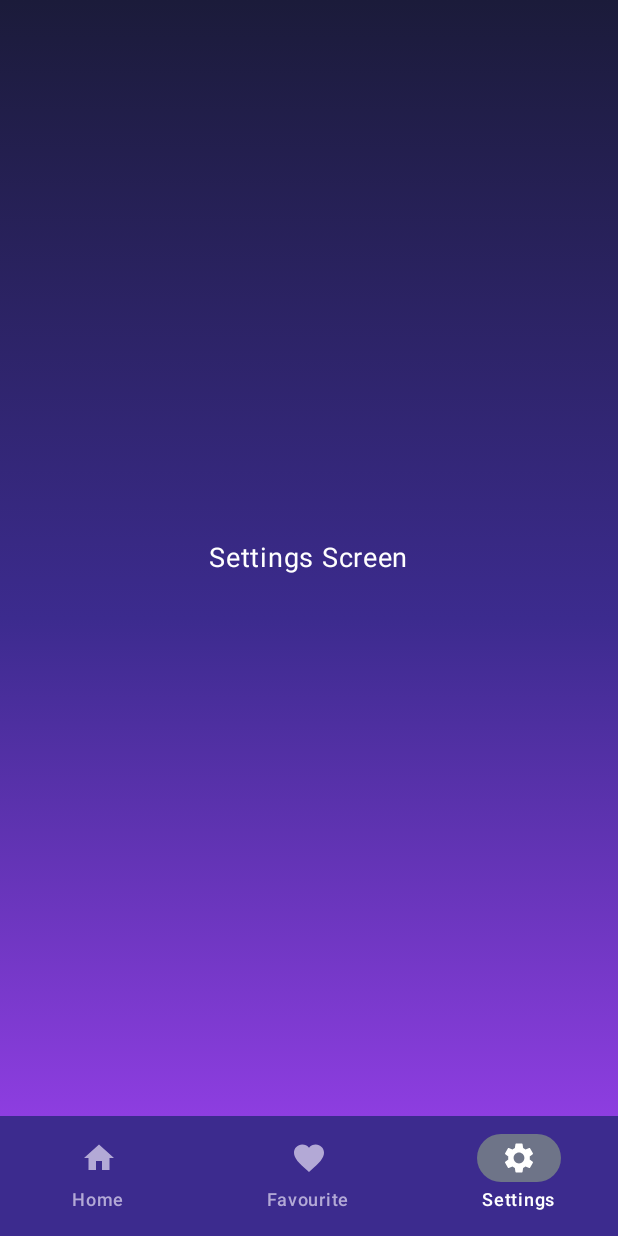
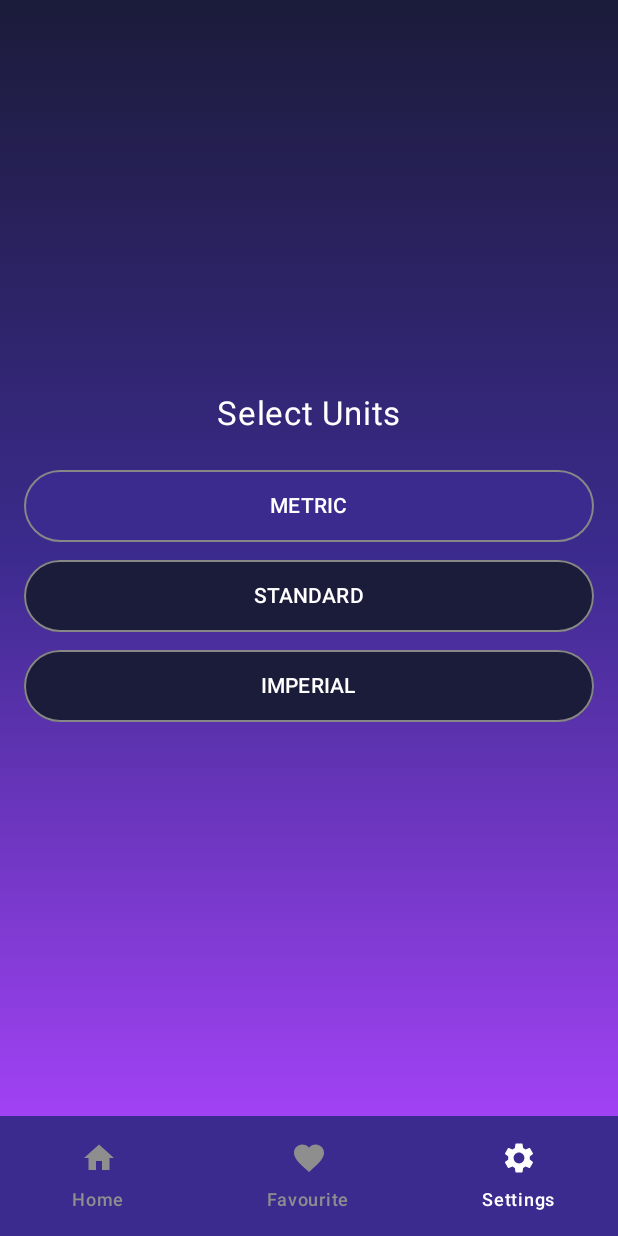
Before and after one commit to Juhasen/WeatherApp, an Android app built with Jetpack Compose: the screen it shows after launch (MainActivity), item 3 of the bottom bar chosen, on a phone screen of 412 x 824 dp. Run offline under Robolectric (Android 15) with nearby library versions, the phone set to English and light mode, and no system bars; our stand-ins replace livedata-compose.

Commit message:
Refactor: Use custom colors and implement settings screen

```diff
--- a/app/src/main/java/pl/juhas/weatherapp/WeatherPage.kt
+++ b/app/src/main/java/pl/juhas/weatherapp/WeatherPage.kt
@@ -26,6 +26,7 @@ import androidx.navigation.compose.rememberNavController
 import pl.juhas.weatherapp.composables.FavouriteScreen
 import pl.juhas.weatherapp.composables.HomeScreen
 import pl.juhas.weatherapp.composables.SettingsScreen
+import pl.juhas.weatherapp.ui.theme.unselectedColor
 
 @Composable
 fun WeatherPage(viewModel: WeatherViewModel) {
@@ -61,7 +62,7 @@ fun WeatherPage(viewModel: WeatherViewModel) {
                         FavouriteScreen()
                     }
                     composable("settings") {
-                        SettingsScreen()
+                        SettingsScreen(viewModel)
                     }
                 }
             }
@@ -81,9 +82,10 @@ fun WeatherPage(viewModel: WeatherViewModel) {
                     label = { Text("Home") },
                     colors = NavigationBarItemDefaults.colors(
                         selectedIconColor = Color.White,
-                        unselectedIconColor = Color(0xFFB3A9D6),
+                        unselectedIconColor = unselectedColor,
                         selectedTextColor = Color.White,
-                        unselectedTextColor = Color(0xFFB3A9D6)
+                        unselectedTextColor = unselectedColor,
+                        indicatorColor = Color.Transparent
                     )
                 )
                 NavigationBarItem(
@@ -93,9 +95,10 @@ fun WeatherPage(viewModel: WeatherViewModel) {
                     label = { Text("Favourite") },
                     colors = NavigationBarItemDefaults.colors(
                         selectedIconColor = Color.White,
-                        unselectedIconColor = Color(0xFFB3A9D6),
+                        unselectedIconColor = unselectedColor,
                         selectedTextColor = Color.White,
-                        unselectedTextColor = Color(0xFFB3A9D6)
+                        unselectedTextColor = unselectedColor,
+                        indicatorColor = Color.Transparent
                     )
                 )
                 NavigationBarItem(
@@ -105,9 +108,10 @@ fun WeatherPage(viewModel: WeatherViewModel) {
                     label = { Text("Settings") },
                     colors = NavigationBarItemDefaults.colors(
                         selectedIconColor = Color.White,
-                        unselectedIconColor = Color(0xFFB3A9D6),
+                        unselectedIconColor = unselectedColor,
                         selectedTextColor = Color.White,
-                        unselectedTextColor = Color(0xFFB3A9D6)
+                        unselectedTextColor = unselectedColor,
+                        indicatorColor = Color.Transparent
                     )
                 )
             }
--- a/app/src/main/java/pl/juhas/weatherapp/WeatherViewModel.kt
+++ b/app/src/main/java/pl/juhas/weatherapp/WeatherViewModel.kt
@@ -1,5 +1,9 @@
 package pl.juhas.weatherapp
 
+import androidx.compose.runtime.getValue
+import androidx.compose.runtime.mutableStateOf
+import androidx.compose.runtime.setValue
+import androidx.compose.runtime.structuralEqualityPolicy
 import androidx.lifecycle.LiveData
 import androidx.lifecycle.MutableLiveData
 import androidx.lifecycle.ViewModel
@@ -11,20 +15,46 @@ import pl.juhas.weatherapp.api.model.ForecastModel
 import pl.juhas.weatherapp.api.NetworkResponse
 import pl.juhas.weatherapp.api.model.WeatherModel
 
-class WeatherViewModel :ViewModel() {
+class WeatherViewModel : ViewModel() {
 
     private val weatherApi = RetrofitInstance.weatherAPI
 
+    var unit by mutableStateOf(
+        value = "Metric",
+        policy = structuralEqualityPolicy()
+    )
+
+    private var lastCity: String = ""
+
     private val _currentWeatherResult = MutableLiveData<NetworkResponse<WeatherModel>>()
-    val currentWeatherResult : LiveData<NetworkResponse<WeatherModel>> = _currentWeatherResult
+    val currentWeatherResult: LiveData<NetworkResponse<WeatherModel>> = _currentWeatherResult
+
+    private val _forecastResult = MutableLiveData<NetworkResponse<ForecastModel>>()
+    val forecastResult: LiveData<NetworkResponse<ForecastModel>> = _forecastResult
+
+    fun updateUnit(newUnit: String) { // Zmieniono nazwę metody
+        unit = newUnit
+        refreshWeatherData() // Odśwież dane pogodowe po zmianie jednostki
+    }
+
+    private fun refreshWeatherData() {
+        viewModelScope.launch {
+            // Ponownie załaduj dane pogodowe z nową jednostką
+            _currentWeatherResult.value = NetworkResponse.Loading
+            _forecastResult.value = NetworkResponse.Loading
+            getCurrentWeather(lastCity)
+            getForecast(lastCity)
+        }
+    }
 
     fun getCurrentWeather(city: String) {
+        lastCity = city
         viewModelScope.launch {
             _currentWeatherResult.value = NetworkResponse.Loading
             try {
-                val response = weatherApi.getCurrentWeather(city, Constant.apiKey)
+                val response = weatherApi.getCurrentWeather(city, Constant.apiKey, unit)
                 if (response.isSuccessful) {
-                    response.body()?.let{
+                    response.body()?.let {
                         _currentWeatherResult.value = NetworkResponse.Success(it)
                     } ?: run {
                         _currentWeatherResult.value = NetworkResponse.Error("No data found")
@@ -35,21 +65,17 @@ class WeatherViewModel :ViewModel() {
             } catch (e: Exception) {
                 _currentWeatherResult.value = NetworkResponse.Error("Error: Failed to fetch data.")
             }
-
         }
     }
 
-
-    private val _forecastResult = MutableLiveData<NetworkResponse<ForecastModel>>()
-    val forecastResult : LiveData<NetworkResponse<ForecastModel>> = _forecastResult
-
     fun getForecast(city: String) {
+        lastCity = city
         viewModelScope.launch {
             _forecastResult.value = NetworkResponse.Loading
             try {
-                val response = weatherApi.getForecast(city, Constant.apiKey)
+                val response = weatherApi.getForecast(city, Constant.apiKey, unit)
                 if (response.isSuccessful) {
-                    response.body()?.let{
+                    response.body()?.let {
                         _forecastResult.value = NetworkResponse.Success(it)
                     } ?: run {
                         _forecastResult.value = NetworkResponse.Error("No data found")
@@ -60,7 +86,6 @@ class WeatherViewModel :ViewModel() {
             } catch (e: Exception) {
                 _forecastResult.value = NetworkResponse.Error("Error: Failed to fetch data.")
             }
-
         }
     }
 }
--- a/app/src/main/java/pl/juhas/weatherapp/composables/DetailedWeatherInfo.kt
+++ b/app/src/main/java/pl/juhas/weatherapp/composables/DetailedWeatherInfo.kt
@@ -19,6 +19,9 @@ import androidx.compose.ui.graphics.Color
 import androidx.compose.ui.unit.dp
 import androidx.compose.ui.unit.sp
 import pl.juhas.weatherapp.api.model.WeatherModel
+import pl.juhas.weatherapp.ui.theme.DarkPurple
+import pl.juhas.weatherapp.ui.theme.LightPurple
+import pl.juhas.weatherapp.ui.theme.Purple
 
 @Composable
 fun DetailedWeatherInfo(current: WeatherModel) {
@@ -39,9 +42,9 @@ fun DetailedWeatherInfo(current: WeatherModel) {
                 .background(
                     brush = Brush.linearGradient(
                         colors = listOf(
-                            Color(0xFFAF65FD),
-                            Color(0xFF3C2B8E),
-                            Color(0xFF1B1B3A)
+                            LightPurple,
+                            Purple,
+                            DarkPurple
                         ),
                         start = Offset(1000f, 0f),
                         end = Offset(0f, 1000f)
--- a/app/src/main/java/pl/juhas/weatherapp/composables/ForecastCard.kt
+++ b/app/src/main/java/pl/juhas/weatherapp/composables/ForecastCard.kt
@@ -21,6 +21,8 @@ import androidx.compose.ui.unit.min
 import androidx.compose.ui.unit.sp
 import coil.compose.AsyncImage
 import pl.juhas.weatherapp.api.model.ForecastDay
+import pl.juhas.weatherapp.ui.theme.LightPurple
+import pl.juhas.weatherapp.ui.theme.Purple
 import java.time.LocalDate
 import java.time.format.DateTimeFormatter
 
@@ -36,7 +38,7 @@ fun ForecastCard(item: ForecastDay) {
             modifier = Modifier
                 .background(
                     brush = Brush.linearGradient(
-                        colors = listOf(Color(0xFF3B2892), Color(0xFFA057A8)),
+                        colors = listOf(LightPurple, Purple),
                     )
                 )
                 .padding(8.dp)
--- a/app/src/main/java/pl/juhas/weatherapp/composables/GeneralCurrentWeatherInfo.kt
+++ b/app/src/main/java/pl/juhas/weatherapp/composables/GeneralCurrentWeatherInfo.kt
@@ -30,6 +30,9 @@ import androidx.compose.ui.unit.sp
 import coil.compose.AsyncImage
 import pl.juhas.weatherapp.R
 import pl.juhas.weatherapp.api.model.WeatherModel
+import pl.juhas.weatherapp.ui.theme.DarkPurple
+import pl.juhas.weatherapp.ui.theme.LightPurple
+import pl.juhas.weatherapp.ui.theme.Purple
 import kotlin.math.roundToInt
 
 @Composable
@@ -54,9 +57,9 @@ fun GeneralCurrentWeatherInfo(current: WeatherModel) {
                 .background(
                     brush = Brush.linearGradient(
                         colors = listOf(
-                            Color(0xFFAF65FD),
-                            Color(0xFF3C2B8E),
-                            Color(0xFF1B1B3A)
+                            LightPurple,
+                            Purple,
+                            DarkPurple
                         ),
                         start = Offset(1000f, 0f),
                         end = Offset(0f, 1000f)
--- a/app/src/main/java/pl/juhas/weatherapp/composables/HomeScreen.kt
+++ b/app/src/main/java/pl/juhas/weatherapp/composables/HomeScreen.kt
@@ -34,6 +34,9 @@ import pl.juhas.weatherapp.WeatherViewModel
 import pl.juhas.weatherapp.api.NetworkResponse
 import pl.juhas.weatherapp.api.model.ForecastModel
 import pl.juhas.weatherapp.api.model.WeatherModel
+import pl.juhas.weatherapp.ui.theme.DarkPurple
+import pl.juhas.weatherapp.ui.theme.LightPurple
+import pl.juhas.weatherapp.ui.theme.Purple
 
 @Composable
 fun HomeScreen(viewModel: WeatherViewModel) {
@@ -52,9 +55,9 @@ fun HomeScreen(viewModel: WeatherViewModel) {
             .background(
                 brush = Brush.verticalGradient(
                     listOf(
-                        Color(0xFF1B1B3A),
-                        Color(0xFF3C2B8E),
-                        Color(0xFFA142F4)
+                        DarkPurple,
+                        Purple,
+                        LightPurple
                     )
                 )
             ).padding(top = 20.dp)
@@ -98,7 +101,11 @@ fun HomeScreen(viewModel: WeatherViewModel) {
         }
 
         if (current is NetworkResponse.Loading || forecast is NetworkResponse.Loading) {
-            CircularProgressIndicator(color = Color.White)
+            CircularProgressIndicator(color = Color.White,
+                modifier = Modifier
+                    .padding(16.dp)
+                    .align(Alignment.CenterHorizontally)
+            )
             return
         }
 
--- a/app/src/main/java/pl/juhas/weatherapp/composables/SettingsScreen.kt
+++ b/app/src/main/java/pl/juhas/weatherapp/composables/SettingsScreen.kt
@@ -1,20 +1,96 @@
 package pl.juhas.weatherapp.composables
 
-import androidx.compose.foundation.layout.Box
-import androidx.compose.foundation.layout.fillMaxSize
-import androidx.compose.material3.Text
-import androidx.compose.runtime.Composable
+import androidx.compose.foundation.BorderStroke
+import androidx.compose.foundation.background
+import androidx.compose.foundation.layout.*
+import androidx.compose.foundation.shape.RoundedCornerShape
+import androidx.compose.material3.*
+import androidx.compose.runtime.*
 import androidx.compose.ui.Alignment
 import androidx.compose.ui.Modifier
+import androidx.compose.ui.graphics.Brush
 import androidx.compose.ui.graphics.Color
+import androidx.compose.ui.unit.dp
 import androidx.compose.ui.unit.sp
+import pl.juhas.weatherapp.WeatherViewModel
+import pl.juhas.weatherapp.ui.theme.DarkPurple
+import pl.juhas.weatherapp.ui.theme.LightPurple
+import pl.juhas.weatherapp.ui.theme.Purple
 
 @Composable
-fun SettingsScreen() {
-    Box(
-        modifier = Modifier.fillMaxSize(),
-        contentAlignment = Alignment.Center
+fun SettingsScreen(viewModel: WeatherViewModel) {
+    var selectedUnit by remember { mutableStateOf(viewModel.unit) }
+
+    Column(
+        modifier = Modifier
+            .fillMaxSize()
+            .background(
+                brush = Brush.verticalGradient(
+                    listOf(
+                        DarkPurple,
+                        Purple,
+                        LightPurple
+                    )
+                )
+            )
+            .padding(16.dp),
+        verticalArrangement = Arrangement.Center,
+        horizontalAlignment = Alignment.CenterHorizontally
     ) {
-        Text("Settings Screen", color = Color.White, fontSize = 18.sp)
+        Text(
+            text = "Select Units",
+            color = Color.White,
+            fontSize = 22.sp
+        )
+
+        Spacer(modifier = Modifier.height(24.dp))
+
+        ToggleButtonGroup(
+            options = listOf("Metric", "Standard", "Imperial"),
+            selectedOption = selectedUnit,
+            onOptionSelected = {
+                selectedUnit = it
+                viewModel.updateUnit(it)
+            }
+        )
     }
 }
+
+@Composable
+fun ToggleButtonGroup(
+    options: List<String>,
+    selectedOption: String,
+    onOptionSelected: (String) -> Unit
+) {
+    Column(
+        verticalArrangement = Arrangement.spacedBy(12.dp),
+        modifier = Modifier
+            .fillMaxWidth()
+    ) {
+        options.forEach { option ->
+            val isSelected = option == selectedOption
+
+            Button(
+                onClick = { onOptionSelected(option) },
+                shape = RoundedCornerShape(50),
+                colors = ButtonDefaults.buttonColors(
+                    containerColor = if (isSelected) Purple else DarkPurple,
+                    contentColor = Color.White
+                ),
+                border = BorderStroke(
+                    width = 1.dp,
+                    color = Color(0xFF878787)
+                ),
+                modifier = Modifier
+                    .fillMaxWidth()
+                    .defaultMinSize(minHeight = 48.dp)
+            ) {
+                Text(
+                    text = option.uppercase(),
+                    maxLines = 1,
+                    softWrap = false
+                )
+            }
+        }
+    }
+}
--- a/app/src/main/java/pl/juhas/weatherapp/ui/theme/Color.kt
+++ b/app/src/main/java/pl/juhas/weatherapp/ui/theme/Color.kt
@@ -2,10 +2,9 @@ package pl.juhas.weatherapp.ui.theme
 
 import androidx.compose.ui.graphics.Color
 
-val Purple80 = Color(0xFFD0BCFF)
-val PurpleGrey80 = Color(0xFFCCC2DC)
-val Pink80 = Color(0xFFEFB8C8)
 
-val Purple40 = Color(0xFF6650a4)
-val PurpleGrey40 = Color(0xFF625b71)
-val Pink40 = Color(0xFF7D5260)
+val DarkPurple = Color(0xFF1B1B3A)
+val Purple = Color(0xFF3C2B8E)
+val LightPurple = Color(0xFFA142F4)
+
+val unselectedColor = Color(0xFF8E8E8E)
--- a/app/src/main/java/pl/juhas/weatherapp/ui/theme/Theme.kt
+++ b/app/src/main/java/pl/juhas/weatherapp/ui/theme/Theme.kt
@@ -11,27 +11,7 @@ import androidx.compose.material3.lightColorScheme
 import androidx.compose.runtime.Composable
 import androidx.compose.ui.platform.LocalContext
 
-private val DarkColorScheme = darkColorScheme(
-    primary = Purple80,
-    secondary = PurpleGrey80,
-    tertiary = Pink80
-)
 
-private val LightColorScheme = lightColorScheme(
-    primary = Purple40,
-    secondary = PurpleGrey40,
-    tertiary = Pink40
-
-    /* Other default colors to override
-    background = Color(0xFFFFFBFE),
-    surface = Color(0xFFFFFBFE),
-    onPrimary = Color.White,
-    onSecondary = Color.White,
-    onTertiary = Color.White,
-    onBackground = Color(0xFF1C1B1F),
-    onSurface = Color(0xFF1C1B1F),
-    */
-)
 
 @Composable
 fun WeatherAppTheme(
@@ -40,18 +20,9 @@ fun WeatherAppTheme(
     dynamicColor: Boolean = true,
     content: @Composable () -> Unit
 ) {
-    val colorScheme = when {
-        dynamicColor && Build.VERSION.SDK_INT >= Build.VERSION_CODES.S -> {
-            val context = LocalContext.current
-            if (darkTheme) dynamicDarkColorScheme(context) else dynamicLightColorScheme(context)
-        }
 
-        darkTheme -> DarkColorScheme
-        else -> LightColorScheme
-    }
 
     MaterialTheme(
-        colorScheme = colorScheme,
         typography = Typography,
         content = content
     )
```
